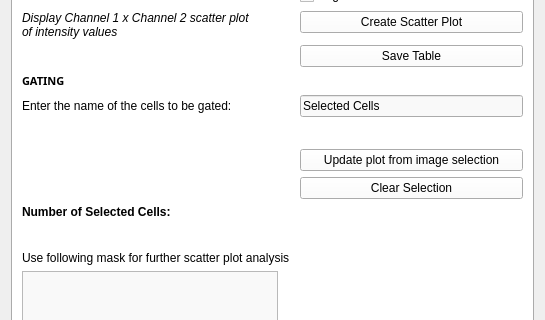
SlicerMicro/Slicer-TITAN, file HypModuleCode/Resources/UI/HypModuleCode.ui: the form before one commit; both pictures show x 0 to 545 and y 420 to 740 of the 545 by 1168 pixel window.
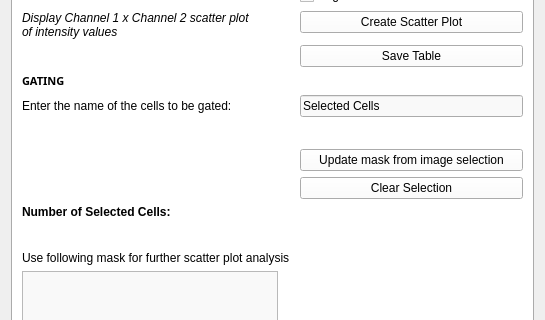
The form after the commit. The open tabs and pages were chosen to show the change. Custom widgets are drawn as their Qt base class.

Commit message: BUG: Fixed issue with selecting image, now works correctly

```diff
--- a/HypModuleCode/Resources/UI/HypModuleCode.ui
+++ b/HypModuleCode/Resources/UI/HypModuleCode.ui
@@ -1765,7 +1765,7 @@
        <item row="23" column="1">
         <widget class="QPushButton" name="updPlotFromSel">
          <property name="text">
-          <string>Update plot from image selection</string>
+          <string>Update mask from image selection</string>
          </property>
         </widget>
        </item>
```
The commit also changes 1 other file.
